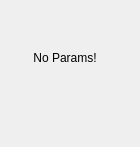
Above: _AlgorithmsPlugins/Reinforcements/paramsDP.ui from b4silio/MLDemos before the change. Below: the same form after it.
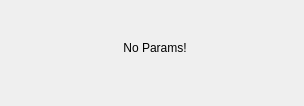
That is the form after the change.

The edit to the form file:
```diff
--- a/_AlgorithmsPlugins/Reinforcements/paramsDP.ui
+++ b/_AlgorithmsPlugins/Reinforcements/paramsDP.ui
@@ -6,8 +6,8 @@
    <rect>
     <x>0</x>
     <y>0</y>
-    <width>140</width>
-    <height>147</height>
+    <width>304</width>
+    <height>106</height>
    </rect>
   </property>
   <property name="windowTitle">
@@ -16,8 +16,8 @@
   <widget class="QLabel" name="label">
    <property name="geometry">
     <rect>
-     <x>20</x>
-     <y>50</y>
+     <x>110</x>
+     <y>40</y>
      <width>90</width>
      <height>16</height>
     </rect>
```
